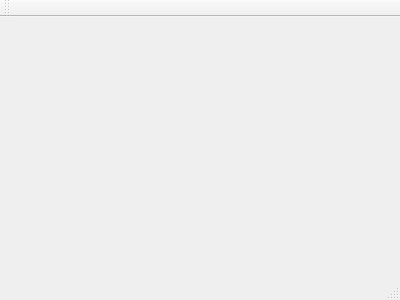
Above: server/ui/mainwindow.ui from jiangjianqing/libsocket before the change. Below: the same form after it.
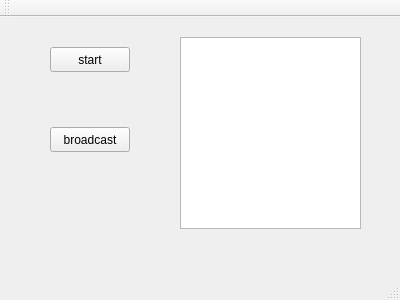
That is the form after the change.

Diff of the .ui file:
```diff
--- a/server/ui/mainwindow.ui
+++ b/server/ui/mainwindow.ui
@@ -12,13 +12,65 @@
   <property name="windowTitle" >
    <string>MainWindow</string>
   </property>
-  <widget class="QMenuBar" name="menuBar" />
-  <widget class="QToolBar" name="mainToolBar" />
-  <widget class="QWidget" name="centralWidget" />
-  <widget class="QStatusBar" name="statusBar" />
+  <widget class="QWidget" name="centralWidget">
+   <widget class="QPushButton" name="pushButton">
+    <property name="geometry">
+     <rect>
+      <x>50</x>
+      <y>110</y>
+      <width>80</width>
+      <height>25</height>
+     </rect>
+    </property>
+    <property name="text">
+     <string>broadcast</string>
+    </property>
+   </widget>
+   <widget class="QPushButton" name="btnStart">
+    <property name="geometry">
+     <rect>
+      <x>50</x>
+      <y>30</y>
+      <width>80</width>
+      <height>25</height>
+     </rect>
+    </property>
+    <property name="text">
+     <string>start</string>
+    </property>
+   </widget>
+   <widget class="QListWidget" name="listUpdater">
+    <property name="geometry">
+     <rect>
+      <x>180</x>
+      <y>20</y>
+      <width>181</width>
+      <height>192</height>
+     </rect>
+    </property>
+   </widget>
+  </widget>
+  <widget class="QMenuBar" name="menuBar">
+   <property name="geometry">
+    <rect>
+     <x>0</x>
+     <y>0</y>
+     <width>400</width>
+     <height>22</height>
+    </rect>
+   </property>
+  </widget>
+  <widget class="QToolBar" name="mainToolBar">
+   <attribute name="toolBarArea">
+    <enum>TopToolBarArea</enum>
+   </attribute>
+   <attribute name="toolBarBreak">
+    <bool>false</bool>
+   </attribute>
+  </widget>
+  <widget class="QStatusBar" name="statusBar"/>
  </widget>
- <layoutDefault spacing="6" margin="11" />
- <pixmapfunction></pixmapfunction>
+ <layoutdefault spacing="6" margin="11"/>
  <resources/>
  <connections/>
 </ui>
```
Left out of the diff: 7 changed lines with no effect on the pictures.
